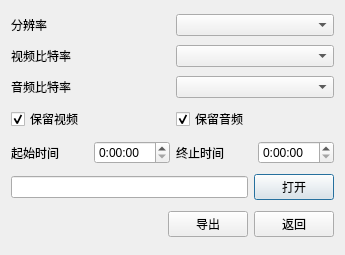
jyhlearning/MultiFormatPlayer, file MFPSinglePlayer/MFPExport.ui: the form before one commit.
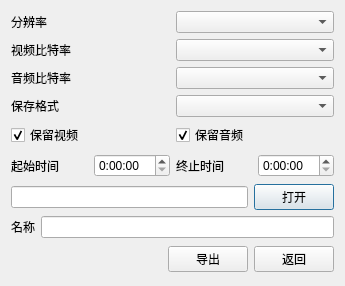
The form after the commit.

Commit message: 格式控制

Patch:
```diff
--- a/MFPSinglePlayer/MFPExport.ui
+++ b/MFPSinglePlayer/MFPExport.ui
@@ -7,7 +7,7 @@
     <x>0</x>
     <y>0</y>
     <width>345</width>
-    <height>255</height>
+    <height>260</height>
    </rect>
   </property>
   <property name="maximumSize">
@@ -80,6 +80,20 @@
      </item>
     </layout>
    </item>
+   <item>
+    <layout class="QHBoxLayout" name="horizontalLayout_8">
+     <item>
+      <widget class="QLabel" name="label_6">
+       <property name="text">
+        <string>保存格式</string>
+       </property>
+      </widget>
+     </item>
+     <item>
+      <widget class="QComboBox" name="formatComboBox"/>
+     </item>
+    </layout>
+   </item>
    <item>
     <layout class="QHBoxLayout" name="horizontalLayout_4">
      <item>
@@ -170,6 +184,20 @@
      </item>
     </layout>
    </item>
+   <item>
+    <layout class="QHBoxLayout" name="horizontalLayout_10">
+     <item>
+      <widget class="QLabel" name="label_7">
+       <property name="text">
+        <string>名称</string>
+       </property>
+      </widget>
+     </item>
+     <item>
+      <widget class="QLineEdit" name="nameLineEdit"/>
+     </item>
+    </layout>
+   </item>
    <item>
     <layout class="QHBoxLayout">
      <property name="spacing">
```
The commit also changes 17 other files.
